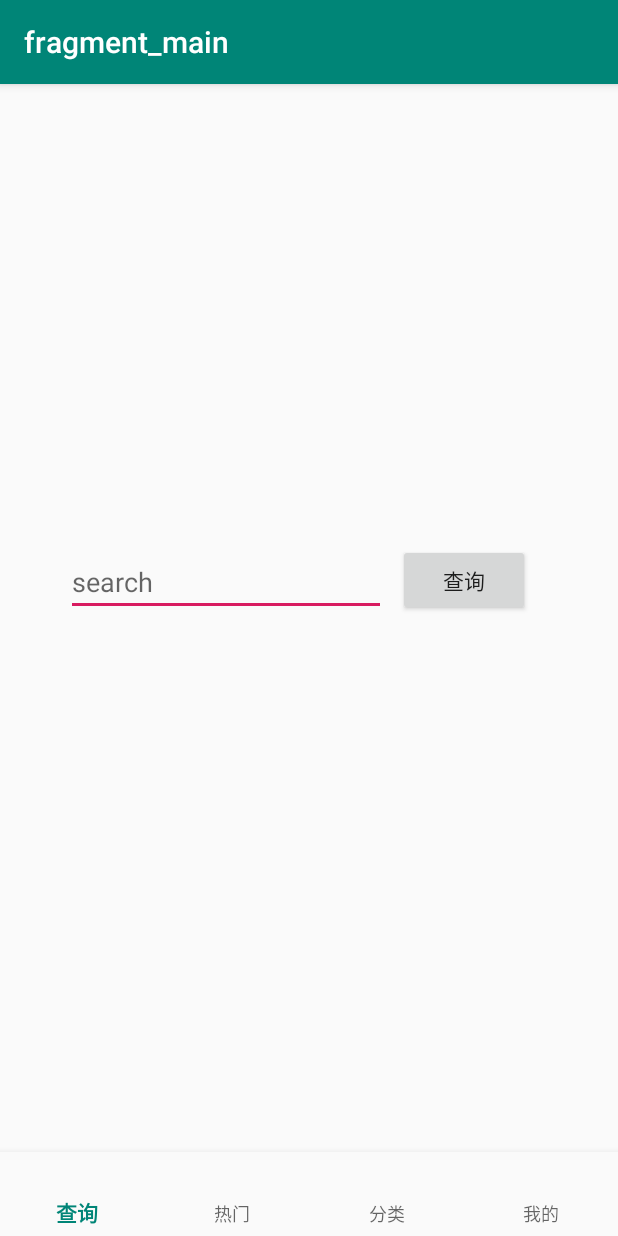
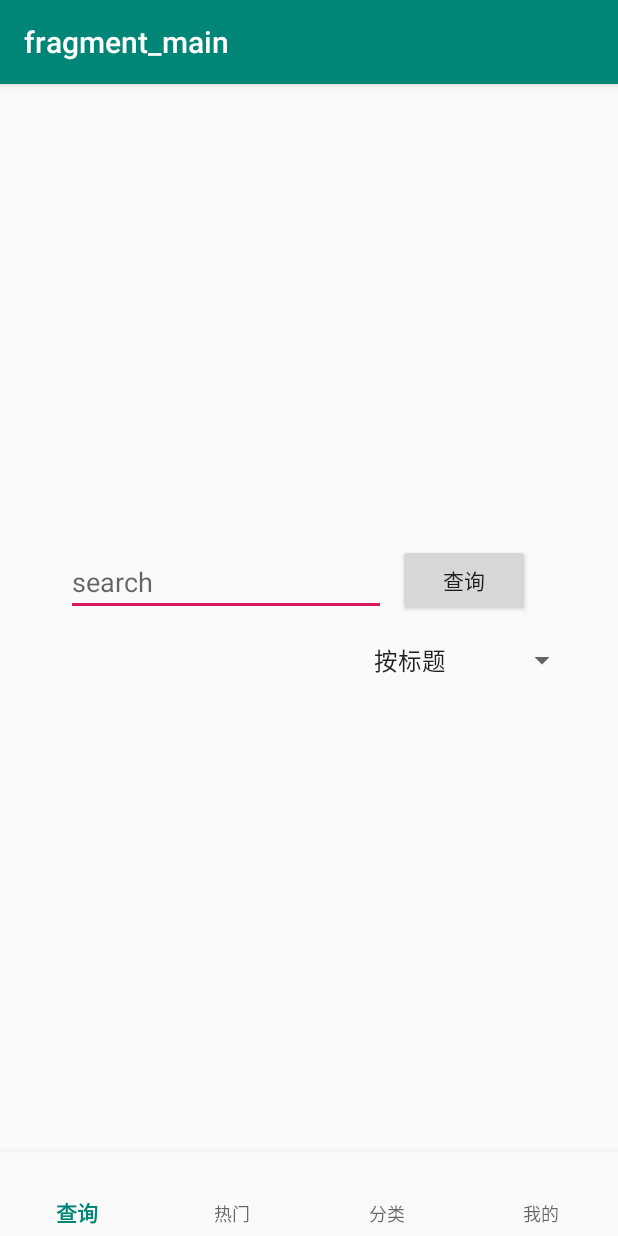
Before and after one commit to gupan1999/Library, an Android app: the screen it shows after launch (MainActivity), on a phone screen of 412 x 824 dp. Run offline under Robolectric (Android 15) with nearby library versions, the light colour scheme and no system bars; our stand-ins replace navigation-ui; libraries missing offline, so code that uses them is left out: com.alibaba.fastjson, com.facebook.stetho, org.greenrobot.greendao; 6 statements that could not run were skipped.

Commit message:
spinner test

```diff
--- a/app/src/main/java/com/example/version1/Fragment/MainFragment.java
+++ b/app/src/main/java/com/example/version1/Fragment/MainFragment.java
@@ -7,11 +7,14 @@ import android.os.Message;
 import android.support.annotation.NonNull;
 import android.support.annotation.Nullable;
 import android.support.v4.app.Fragment;
+import android.util.Log;
 import android.view.LayoutInflater;
 import android.view.View;
 import android.view.ViewGroup;
+import android.widget.AdapterView;
 import android.widget.Button;
 import android.widget.EditText;
+import android.widget.Spinner;
 import android.widget.Toast;
 
 import com.example.version1.Activity.ResultActivity;
@@ -26,17 +29,32 @@ public class MainFragment extends Fragment {
     private Button button;
     private EditText text;
     private Handler handler;
+    private Spinner spinner;
     public View onCreateView(@NonNull LayoutInflater inflater,
                              ViewGroup container, Bundle savedInstanceState) {
         View root = inflater.inflate(R.layout.fragment_main, container, false);
         button = root.findViewById(R.id.button);
         text = root.findViewById(R.id.editText2);
+        spinner = root.findViewById(R.id.spinner);
         return root;
     }
 
     @Override
     public void onViewCreated(@NonNull View view, @Nullable Bundle savedInstanceState) {
         super.onViewCreated(view, savedInstanceState);
+
+
+        spinner.setOnItemSelectedListener(new AdapterView.OnItemSelectedListener() {
+            @Override
+            public void onItemSelected(AdapterView<?> parent, View view, int position, long id) {
+                Log.d("Spinner","parent:"+parent.getId()+"\nview:"+view.getId()+"\nposition:"+position+"\n");
+            }
+
+            @Override
+            public void onNothingSelected(AdapterView<?> parent) {
+
+            }
+        });
         new Handler() {
             @Override
             public void handleMessage(Message msg) {
--- a/app/src/main/res/layout/fragment_main.xml
+++ b/app/src/main/res/layout/fragment_main.xml
@@ -45,5 +45,17 @@
         app:layout_constraintTop_toTopOf="parent"
         app:layout_constraintVertical_bias="0.426" />
 
+    <Spinner
+        android:id="@+id/spinner"
+        android:layout_width="wrap_content"
+        android:layout_height="wrap_content"
+        android:entries="@array/array"
+        app:layout_constraintBottom_toBottomOf="parent"
+        app:layout_constraintEnd_toEndOf="parent"
+        app:layout_constraintHorizontal_bias="0.9"
+        app:layout_constraintStart_toStartOf="parent"
+        app:layout_constraintTop_toTopOf="parent"
+        android:spinnerMode="dropdown"/>
+
 
 </android.support.constraint.ConstraintLayout>
--- /dev/null
+++ b/app/src/main/res/values/spinnerarray.xml
@@ -0,0 +1,9 @@
+<?xml version="1.0" encoding="utf-8"?>
+<resources>
+    <string-array name="array">
+        <item>按标题</item>
+        <item>按作者</item>
+        <item>按出版时间</item>
+        <item>按标准号</item>
+    </string-array>
+</resources>
```
